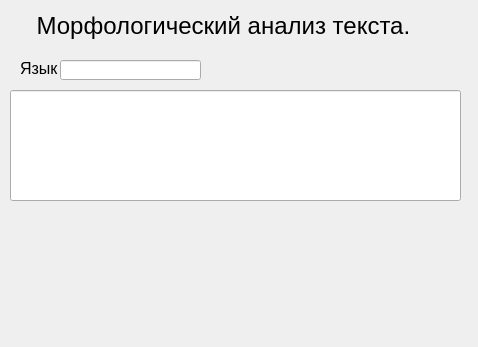
This is ui_text.ui in mosheadd/QtLang as Qt 5 draws it before an edit. The edited form follows.
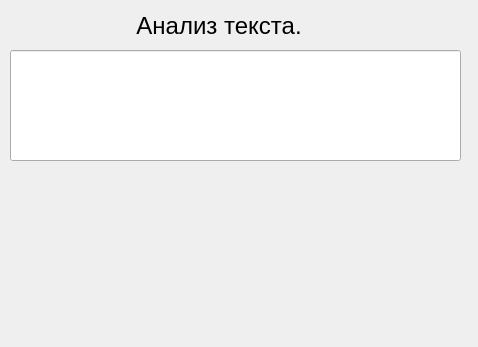
This is the edited form.

```diff
--- a/ui_text.ui
+++ b/ui_text.ui
@@ -28,47 +28,19 @@
     </font>
    </property>
    <property name="text">
-    <string>    Морфологический анализ текста.</string>
+    <string>                   Анализ текста.</string>
    </property>
   </widget>
   <widget class="QLineEdit" name="lineEdit">
    <property name="geometry">
     <rect>
      <x>10</x>
-     <y>90</y>
+     <y>50</y>
      <width>451</width>
      <height>111</height>
     </rect>
    </property>
   </widget>
-  <widget class="QLineEdit" name="lineEdit_2">
-   <property name="geometry">
-    <rect>
-     <x>60</x>
-     <y>60</y>
-     <width>141</width>
-     <height>20</height>
-    </rect>
-   </property>
-  </widget>
-  <widget class="QLabel" name="label_2">
-   <property name="geometry">
-    <rect>
-     <x>20</x>
-     <y>60</y>
-     <width>41</width>
-     <height>16</height>
-    </rect>
-   </property>
-   <property name="font">
-    <font>
-     <pointsize>12</pointsize>
-    </font>
-   </property>
-   <property name="text">
-    <string>Язык</string>
-   </property>
-  </widget>
  </widget>
  <resources/>
  <connections/>
```
